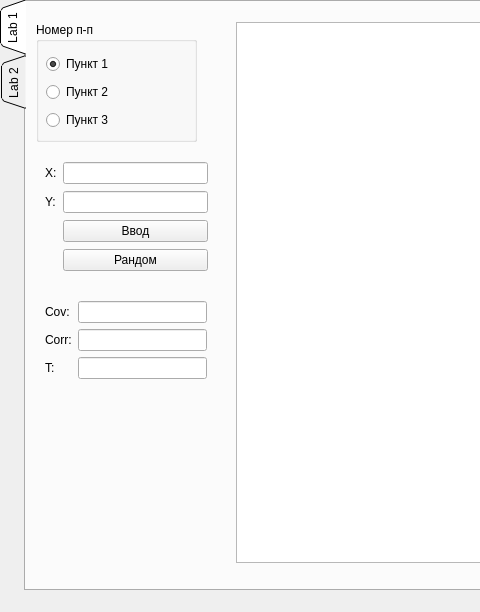
Old version of the form mainwindow.ui in the repository Ragontar/labs_ui; both pictures show x 0 to 480 and y 0 to 612 of the 1178 by 612 pixel window.
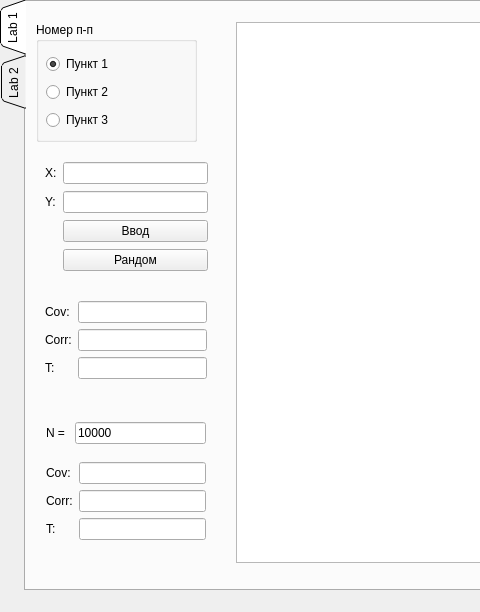
New version of the form. The open tabs and pages were chosen to show the change.

Commit message: Added manual calcs to lab1

```diff
--- a/mainwindow.ui
+++ b/mainwindow.ui
@@ -366,7 +366,7 @@
          <x>10</x>
          <y>30</y>
          <width>131</width>
-         <height>80</height>
+         <height>83</height>
         </rect>
        </property>
        <layout class="QVBoxLayout" name="verticalLayout">
@@ -446,6 +446,86 @@
        </widget>
       </widget>
      </widget>
+     <widget class="QWidget" name="formLayoutWidget">
+      <property name="geometry">
+       <rect>
+        <x>20</x>
+        <y>420</y>
+        <width>160</width>
+        <height>31</height>
+       </rect>
+      </property>
+      <layout class="QFormLayout" name="formLayout_4">
+       <item row="0" column="0">
+        <widget class="QLabel" name="label_16">
+         <property name="text">
+          <string>N = </string>
+         </property>
+        </widget>
+       </item>
+       <item row="0" column="1">
+        <widget class="QLineEdit" name="entries_LineEdit">
+         <property name="text">
+          <string>10000</string>
+         </property>
+        </widget>
+       </item>
+      </layout>
+     </widget>
+     <widget class="QWidget" name="formLayoutWidget_2">
+      <property name="geometry">
+       <rect>
+        <x>20</x>
+        <y>460</y>
+        <width>160</width>
+        <height>89</height>
+       </rect>
+      </property>
+      <layout class="QFormLayout" name="formLayout_5">
+       <item row="0" column="0">
+        <widget class="QLabel" name="label_17">
+         <property name="text">
+          <string>Cov:</string>
+         </property>
+        </widget>
+       </item>
+       <item row="1" column="0">
+        <widget class="QLabel" name="label_18">
+         <property name="text">
+          <string>Corr:</string>
+         </property>
+        </widget>
+       </item>
+       <item row="2" column="0">
+        <widget class="QLabel" name="label_19">
+         <property name="text">
+          <string>T:</string>
+         </property>
+        </widget>
+       </item>
+       <item row="0" column="1">
+        <widget class="QLineEdit" name="cov_manual_lineEdit">
+         <property name="readOnly">
+          <bool>true</bool>
+         </property>
+        </widget>
+       </item>
+       <item row="1" column="1">
+        <widget class="QLineEdit" name="corr_manual_lineEdit">
+         <property name="readOnly">
+          <bool>true</bool>
+         </property>
+        </widget>
+       </item>
+       <item row="2" column="1">
+        <widget class="QLineEdit" name="T_manual_lineEdit">
+         <property name="readOnly">
+          <bool>true</bool>
+         </property>
+        </widget>
+       </item>
+      </layout>
+     </widget>
     </widget>
     <widget class="QWidget" name="tab_lab2">
      <attribute name="title">
```
Left out of the diff: 6 changed lines with no effect on the pictures. The commit also changes 8 other files.
